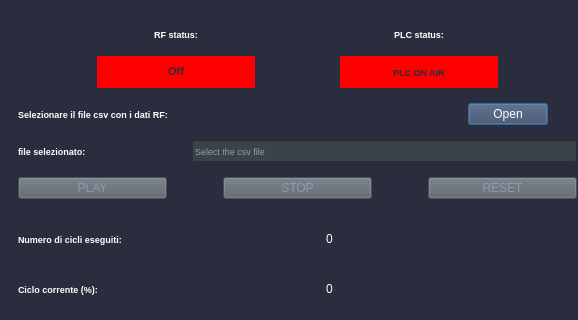
This is main_window.ui in rstanzani/seriale_microonde as Qt 5 draws it before an edit; both pictures show x 0 to 578 and y 0 to 320 of the 1171 by 751 pixel window. The edited form follows.
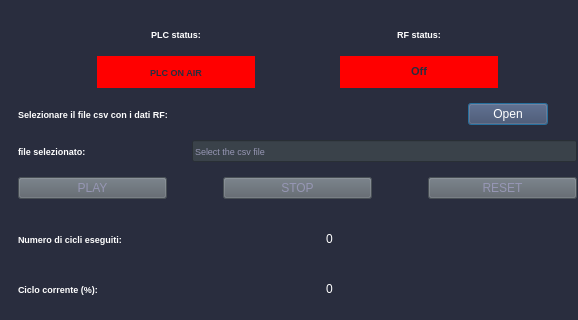
This is the edited form. Custom widgets are drawn as their Qt base class.

Commit message: Re-enable led plc_on_air without start/stop Fix UI

Diff of the .ui file:
```diff
--- a/main_window.ui
+++ b/main_window.ui
@@ -50,6 +50,67 @@
             </property>
            </spacer>
           </item>
+          <item>
+           <layout class="QVBoxLayout" name="verticalLayout">
+            <item>
+             <widget class="QLabel" name="QinfoLabel_23">
+              <property name="font">
+               <font>
+                <pointsize>7</pointsize>
+                <weight>75</weight>
+                <bold>true</bold>
+               </font>
+              </property>
+              <property name="styleSheet">
+               <string notr="true">color: rgb(255, 255, 255);</string>
+              </property>
+              <property name="text">
+               <string>PLC status:</string>
+              </property>
+              <property name="alignment">
+               <set>Qt::AlignCenter</set>
+              </property>
+             </widget>
+            </item>
+            <item>
+             <widget class="QLabel" name="QPLCInfo">
+              <property name="enabled">
+               <bool>true</bool>
+              </property>
+              <property name="font">
+               <font>
+                <pointsize>7</pointsize>
+                <weight>75</weight>
+                <bold>true</bold>
+               </font>
+              </property>
+              <property name="styleSheet">
+               <string notr="true">color: rgb(41, 45, 62);
+background-color: rgb(255, 0, 0);</string>
+              </property>
+              <property name="text">
+               <string>PLC ON AIR</string>
+              </property>
+              <property name="alignment">
+               <set>Qt::AlignCenter</set>
+              </property>
+             </widget>
+            </item>
+           </layout>
+          </item>
+          <item>
+           <spacer name="horizontalSpacer_25">
+            <property name="orientation">
+             <enum>Qt::Horizontal</enum>
+            </property>
+            <property name="sizeHint" stdset="0">
+             <size>
+              <width>40</width>
+              <height>20</height>
+             </size>
+            </property>
+           </spacer>
+          </item>
           <item>
            <layout class="QVBoxLayout" name="verticalLayout_2">
             <item>
@@ -98,67 +159,6 @@
             </item>
            </layout>
           </item>
-          <item>
-           <spacer name="horizontalSpacer_25">
-            <property name="orientation">
-             <enum>Qt::Horizontal</enum>
-            </property>
-            <property name="sizeHint" stdset="0">
-             <size>
-              <width>40</width>
-              <height>20</height>
-             </size>
-            </property>
-           </spacer>
-          </item>
-          <item>
-           <layout class="QVBoxLayout" name="verticalLayout">
-            <item>
-             <widget class="QLabel" name="QinfoLabel_23">
-              <property name="font">
-               <font>
-                <pointsize>7</pointsize>
-                <weight>75</weight>
-                <bold>true</bold>
-               </font>
-              </property>
-              <property name="styleSheet">
-               <string notr="true">color: rgb(255, 255, 255);</string>
-              </property>
-              <property name="text">
-               <string>PLC status:</string>
-              </property>
-              <property name="alignment">
-               <set>Qt::AlignCenter</set>
-              </property>
-             </widget>
-            </item>
-            <item>
-             <widget class="QLabel" name="QPLCInfo">
-              <property name="enabled">
-               <bool>true</bool>
-              </property>
-              <property name="font">
-               <font>
-                <pointsize>7</pointsize>
-                <weight>75</weight>
-                <bold>true</bold>
-               </font>
-              </property>
-              <property name="styleSheet">
-               <string notr="true">color: rgb(41, 45, 62);
-background-color: rgb(255, 0, 0);</string>
-              </property>
-              <property name="text">
-               <string>PLC ON AIR</string>
-              </property>
-              <property name="alignment">
-               <set>Qt::AlignCenter</set>
-              </property>
-             </widget>
-            </item>
-           </layout>
-          </item>
           <item>
            <spacer name="horizontalSpacer_26">
             <property name="orientation">
```
Left out of the diff: 2 changed lines with no effect on the pictures. The commit also changes 2 other files.
